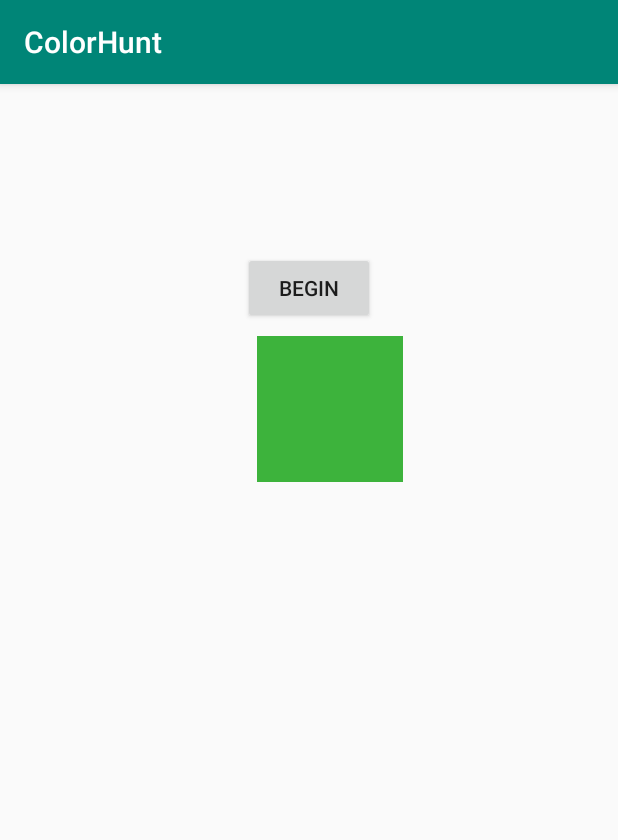
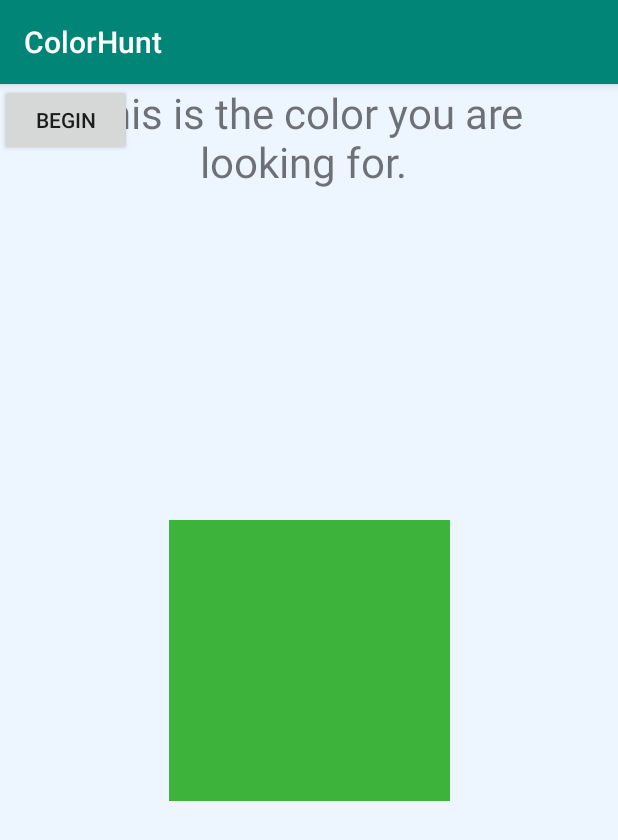
Before and after one commit to WeatheRay/colorHunt, an Android app: the Challenge screen opened directly, with no data from a screen before it, on a phone screen of 412 x 824 dp. Shown: the top 840 px of the screen. Run offline under Robolectric (Android 15) with nearby library versions, the phone set to English and light mode, and no system bars; 1 statement that could not run was skipped.

```diff
--- a/app/src/main/res/layout/activity_achievements.xml
+++ b/app/src/main/res/layout/activity_achievements.xml
@@ -5,7 +5,7 @@
     android:layout_width="match_parent"
     android:layout_height="match_parent"
     android:screenOrientation="portrait"
-
+    android:background="#EDF5FF"
 
     tools:context=".Achievements">
 
--- a/app/src/main/res/layout/activity_challenge.xml
+++ b/app/src/main/res/layout/activity_challenge.xml
@@ -5,14 +5,19 @@
     android:layout_width="match_parent"
     android:layout_height="match_parent"
     tools:context=".Challenge"
+    android:background="#EDF5FF"
     android:screenOrientation="portrait">
 
     <ImageView
         android:id="@+id/mImageView"
-        android:layout_width="351dp"
-        android:layout_height="97dp"
-        android:layout_marginStart="44dp"
-        android:layout_marginTop="168dp"
+        android:layout_width="363dp"
+        android:layout_height="187dp"
+        android:layout_marginStart="8dp"
+        android:layout_marginTop="8dp"
+        android:layout_marginEnd="8dp"
+        android:layout_marginBottom="8dp"
+        app:layout_constraintBottom_toBottomOf="parent"
+        app:layout_constraintEnd_toEndOf="parent"
         app:layout_constraintStart_toStartOf="parent"
         app:layout_constraintTop_toTopOf="parent"
         tools:srcCompat="@tools:sample/avatars" />
@@ -21,23 +26,30 @@
         android:id="@+id/challengeColor"
         android:layout_width="351dp"
         android:layout_height="97dp"
-        android:layout_marginStart="28dp"
-        android:layout_marginTop="388dp"
-        app:layout_constraintStart_toStartOf="parent"
-        app:layout_constraintTop_toTopOf="parent"
+        android:visibility="invisible"
+        tools:layout_editor_absoluteX="16dp"
+        tools:layout_editor_absoluteY="304dp"
         tools:srcCompat="@tools:sample/avatars" />
 
     <Button
         android:id="@+id/begin"
         android:layout_width="wrap_content"
         android:layout_height="wrap_content"
-        android:layout_marginStart="8dp"
-        android:layout_marginEnd="8dp"
-        android:layout_marginBottom="8dp"
         android:onClick="cameraButton"
         android:text="Begin"
-        app:layout_constraintBottom_toTopOf="@+id/mImageView"
+        tools:layout_editor_absoluteX="179dp"
+        tools:layout_editor_absoluteY="598dp" />
+
+    <TextView
+        android:id="@+id/textView"
+        android:layout_width="388dp"
+        android:layout_height="wrap_content"
+        android:layout_marginEnd="8dp"
+        android:text="This is the color you are looking for."
+        android:textAlignment="center"
+        android:textSize="28sp"
         app:layout_constraintEnd_toEndOf="parent"
-        app:layout_constraintStart_toStartOf="parent" />
+        app:layout_constraintStart_toStartOf="parent"
+        tools:layout_editor_absoluteY="125dp" />
 
 </android.support.constraint.ConstraintLayout>
--- a/app/src/main/res/layout/activity_main.xml
+++ b/app/src/main/res/layout/activity_main.xml
@@ -5,8 +5,9 @@
     android:id="@+id/container"
     android:layout_width="match_parent"
     android:layout_height="match_parent"
-    tools:context=".MainActivity">
-    android:screenOrientation="portrait"
+    android:background="#EDF5FF"
+    tools:context=".MainActivity"
+    android:screenOrientation="portrait">
 
 
 
--- a/app/src/main/res/layout/activity_results.xml
+++ b/app/src/main/res/layout/activity_results.xml
@@ -4,8 +4,9 @@
     xmlns:tools="http://schemas.android.com/tools"
     android:layout_width="match_parent"
     android:layout_height="match_parent"
-    tools:context=".Results">
-    android:screenOrientation="portrait"
+    tools:context=".Results"
+    android:background="#EDF5FF"
+    android:screenOrientation="portrait">
 
 
     <Button
```
Also changed, not shown: app/src/main/res/drawable/blacktest.jpg (deleted).
